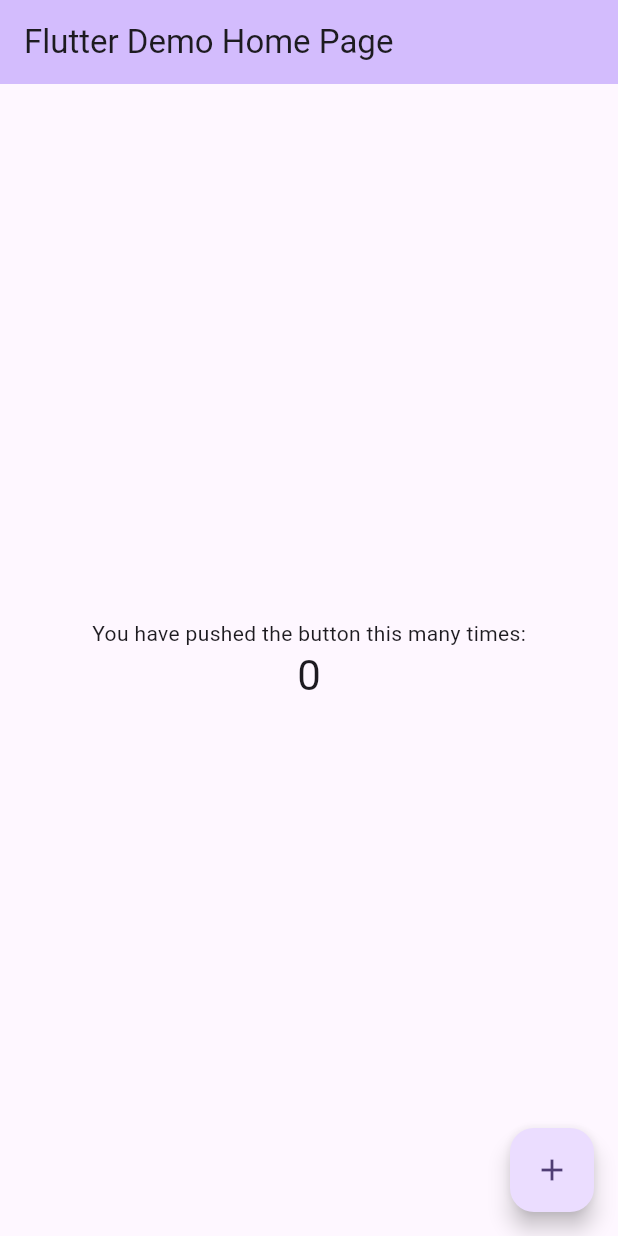
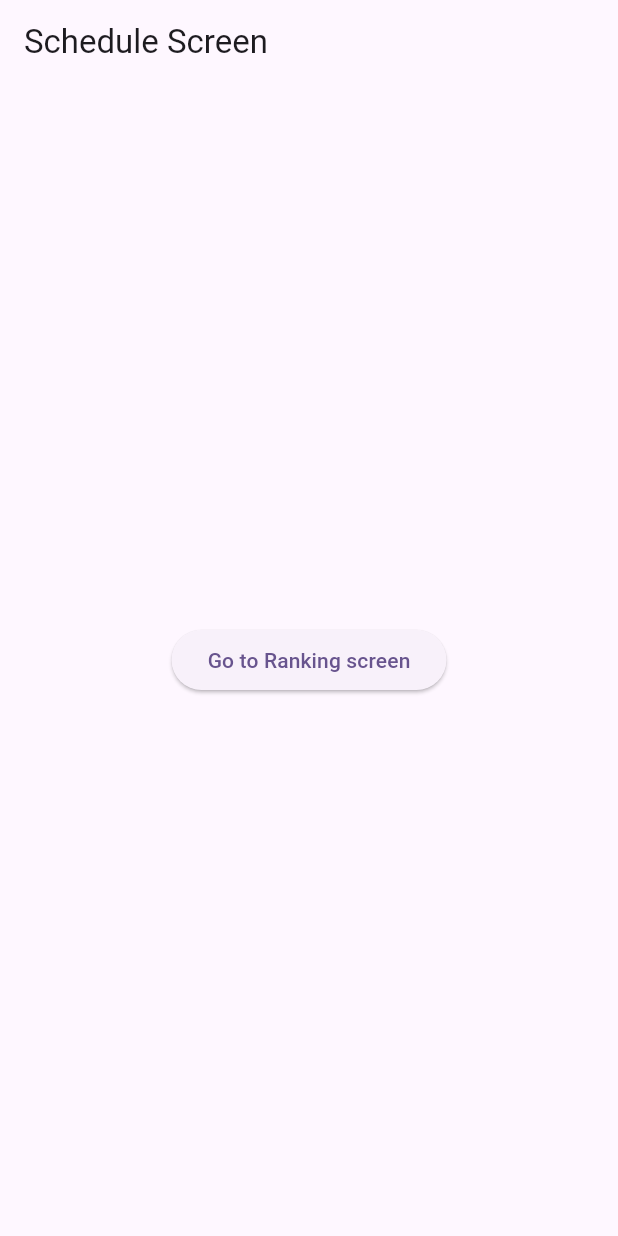
Before and after one commit to HitendraRathod10/Ardent_web_demo, a Flutter app: the screen it shows after launch, on a phone screen of 412 x 824 dp. Run offline on Flutter 3.47's test engine with Material 3 defaults, Android fonts, the light colour scheme and no system bars; our stand-ins replace get_it, go_router.

Commit message:
feat: routes added

```diff
--- /dev/null
+++ b/lib/core/config/routes/app_routes.dart
@@ -0,0 +1,28 @@
+import 'package:ardent_web_demo/screens/ranking_screen.dart';
+import 'package:ardent_web_demo/screens/schedule_screen.dart';
+import 'package:ardent_web_demo/service_locator.dart';
+import 'package:flutter/material.dart';
+import 'package:go_router/go_router.dart';
+
+class AppRoutes {
+  ///Note: web run thy ema last end point niche no apisu to e page aai jse.
+  static const rankingScreen = '/ranking_screen'; ///http://localhost:56158/#/ranking_screen
+  static const scheduleScreen = '/schedule_screen';
+
+  static GoRouter get router => _router;
+
+  static final GoRouter _router = GoRouter(
+    initialLocation: scheduleScreen,
+    navigatorKey: navigatorKey,
+    routes: _routes,
+  );
+
+  static final List<GoRoute> _routes = [
+    _buildRoute(rankingScreen, const RankingScreen()),
+    _buildRoute(scheduleScreen, const ScheduleScreen()),
+  ];
+
+  static GoRoute _buildRoute(String path, Widget screen) {
+    return GoRoute(path: path, builder: (context, state) => screen);
+  }
+}
--- /dev/null
+++ b/lib/core/config/utils/helper_functions.dart
@@ -0,0 +1,6 @@
+import 'package:flutter/material.dart';
+import 'package:go_router/go_router.dart';
+
+Future<Object?> pushPage(BuildContext context, String route, {dynamic extra}) async {
+  return await GoRouter.of(context).push(route, extra: extra);
+}
--- a/lib/main.dart
+++ b/lib/main.dart
@@ -1,122 +1,24 @@
+import 'package:ardent_web_demo/service_locator.dart';
 import 'package:flutter/material.dart';
+import 'core/config/routes/app_routes.dart';
 
-void main() {
+Future<void> main() async {
+  await appSetup();
   runApp(const MyApp());
 }
 
 class MyApp extends StatelessWidget {
   const MyApp({super.key});
 
-  // This widget is the root of your application.
   @override
   Widget build(BuildContext context) {
-    return MaterialApp(
+    return MaterialApp.router(
       title: 'Flutter Demo',
       theme: ThemeData(
-        // This is the theme of your application.
-        //
-        // TRY THIS: Try running your application with "flutter run". You'll see
-        // the application has a purple toolbar. Then, without quitting the app,
-        // try changing the seedColor in the colorScheme below to Colors.green
-        // and then invoke "hot reload" (save your changes or press the "hot
-        // reload" button in a Flutter-supported IDE, or press "r" if you used
-        // the command line to start the app).
-        //
-        // Notice that the counter didn't reset back to zero; the application
-        // state is not lost during the reload. To reset the state, use hot
-        // restart instead.
-        //
-        // This works for code too, not just values: Most code changes can be
-        // tested with just a hot reload.
         colorScheme: ColorScheme.fromSeed(seedColor: Colors.deepPurple),
       ),
-      home: const MyHomePage(title: 'Flutter Demo Home Page'),
+      debugShowCheckedModeBanner: false,
+      routerConfig: AppRoutes.router,
     );
   }
 }
-
-class MyHomePage extends StatefulWidget {
-  const MyHomePage({super.key, required this.title});
-
-  // This widget is the home page of your application. It is stateful, meaning
-  // that it has a State object (defined below) that contains fields that affect
-  // how it looks.
-
-  // This class is the configuration for the state. It holds the values (in this
-  // case the title) provided by the parent (in this case the App widget) and
-  // used by the build method of the State. Fields in a Widget subclass are
-  // always marked "final".
-
-  final String title;
-
-  @override
-  State<MyHomePage> createState() => _MyHomePageState();
-}
-
-class _MyHomePageState extends State<MyHomePage> {
-  int _counter = 0;
-
-  void _incrementCounter() {
-    setState(() {
-      // This call to setState tells the Flutter framework that something has
-      // changed in this State, which causes it to rerun the build method below
-      // so that the display can reflect the updated values. If we changed
-      // _counter without calling setState(), then the build method would not be
-      // called again, and so nothing would appear to happen.
-      _counter++;
-    });
-  }
-
-  @override
-  Widget build(BuildContext context) {
-    // This method is rerun every time setState is called, for instance as done
-    // by the _incrementCounter method above.
-    //
-    // The Flutter framework has been optimized to make rerunning build methods
-    // fast, so that you can just rebuild anything that needs updating rather
-    // than having to individually change instances of widgets.
-    return Scaffold(
-      appBar: AppBar(
-        // TRY THIS: Try changing the color here to a specific color (to
-        // Colors.amber, perhaps?) and trigger a hot reload to see the AppBar
-        // change color while the other colors stay the same.
-        backgroundColor: Theme.of(context).colorScheme.inversePrimary,
-        // Here we take the value from the MyHomePage object that was created by
-        // the App.build method, and use it to set our appbar title.
-        title: Text(widget.title),
-      ),
-      body: Center(
-        // Center is a layout widget. It takes a single child and positions it
-        // in the middle of the parent.
-        child: Column(
-          // Column is also a layout widget. It takes a list of children and
-          // arranges them vertically. By default, it sizes itself to fit its
-          // children horizontally, and tries to be as tall as its parent.
-          //
-          // Column has various properties to control how it sizes itself and
-          // how it positions its children. Here we use mainAxisAlignment to
-          // center the children vertically; the main axis here is the vertical
-          // axis because Columns are vertical (the cross axis would be
-          // horizontal).
-          //
-          // TRY THIS: Invoke "debug painting" (choose the "Toggle Debug Paint"
-          // action in the IDE, or press "p" in the console), to see the
-          // wireframe for each widget.
-          mainAxisAlignment: MainAxisAlignment.center,
-          children: <Widget>[
-            const Text('You have pushed the button this many times:'),
-            Text(
-              '$_counter',
-              style: Theme.of(context).textTheme.headlineMedium,
-            ),
-          ],
-        ),
-      ),
-      floatingActionButton: FloatingActionButton(
-        onPressed: _incrementCounter,
-        tooltip: 'Increment',
-        child: const Icon(Icons.add),
-      ), // This trailing comma makes auto-formatting nicer for build methods.
-    );
-  }
-}
--- /dev/null
+++ b/lib/screens/ranking_screen.dart
@@ -0,0 +1,22 @@
+import 'package:ardent_web_demo/core/config/routes/app_routes.dart';
+import 'package:ardent_web_demo/core/config/utils/helper_functions.dart';
+import 'package:flutter/material.dart';
+
+class RankingScreen extends StatelessWidget {
+  const RankingScreen({super.key});
+
+  @override
+  Widget build(BuildContext context) {
+    return Scaffold(
+      appBar: AppBar(title: const Text('Ranking screen')),
+      body: Center(
+        child: ElevatedButton(
+          onPressed: () {
+            pushPage(context, AppRoutes.scheduleScreen);
+          },
+          child: const Text('Go to Schedule screen'),
+        ),
+      ),
+    );
+  }
+}
--- /dev/null
+++ b/lib/screens/schedule_screen.dart
@@ -0,0 +1,22 @@
+import 'package:ardent_web_demo/core/config/routes/app_routes.dart';
+import 'package:ardent_web_demo/core/config/utils/helper_functions.dart';
+import 'package:flutter/material.dart';
+
+class ScheduleScreen extends StatelessWidget {
+  const ScheduleScreen({super.key});
+
+  @override
+  Widget build(BuildContext context) {
+    return Scaffold(
+      appBar: AppBar(title: const Text('Schedule Screen')),
+      body: Center(
+        child: ElevatedButton(
+          onPressed: () {
+            pushPage(context, AppRoutes.rankingScreen);
+          },
+          child: const Text('Go to Ranking screen'),
+        ),
+      ),
+    );
+  }
+}
--- /dev/null
+++ b/lib/service_locator.dart
@@ -0,0 +1,10 @@
+import 'package:flutter/material.dart';
+import 'package:get_it/get_it.dart';
+
+GetIt getIt = GetIt.instance;
+
+GlobalKey<NavigatorState> get navigatorKey => getIt.get<GlobalKey<NavigatorState>>();
+
+Future<void> appSetup() async {
+  getIt.registerSingleton<GlobalKey<NavigatorState>>(GlobalKey<NavigatorState>());
+}
--- a/pubspec.yaml
+++ b/pubspec.yaml
@@ -28,6 +28,12 @@ environment:
 # the latest version available on pub.dev. To see which dependencies have newer
 # versions available, run `flutter pub outdated`.
 dependencies:
+  # Navigation & Routing
+  go_router: ^15.1.1
+
+  # Dependency Injection
+  get_it: ^8.0.3
+
   flutter:
     sdk: flutter
 
```
